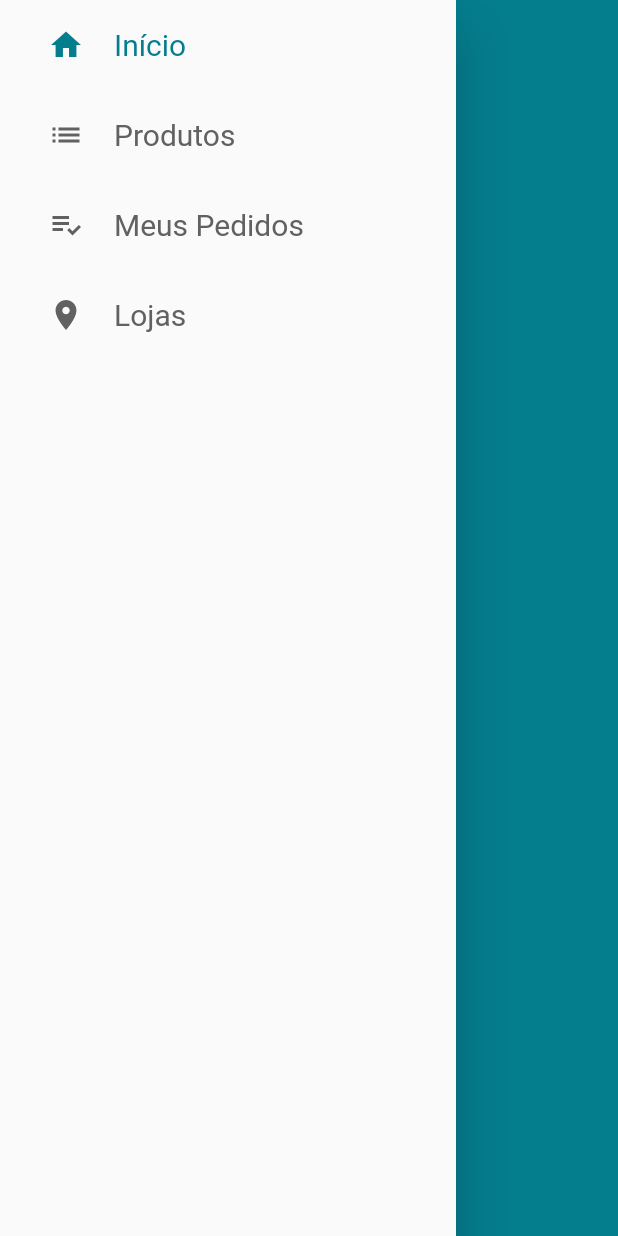
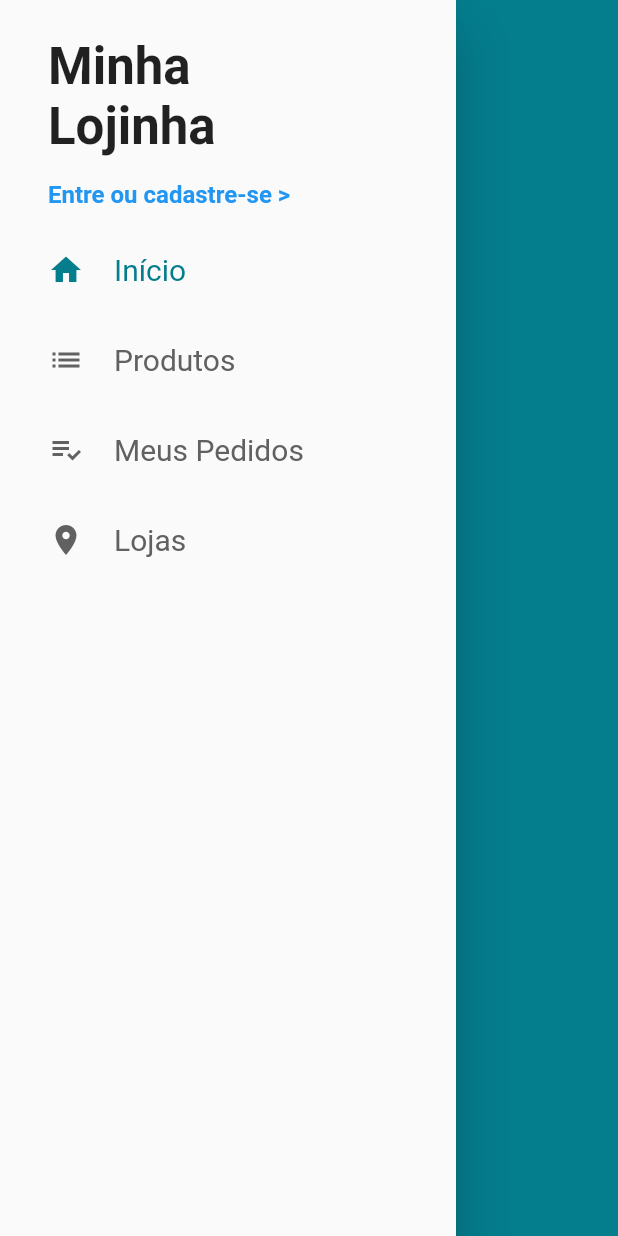
Before and after one commit to HelioVieiraSilvaJr/loja_virtual_flutter, a Flutter app: the DrawerCustom widget shown alone on an empty page, opened directly, on a phone screen of 412 x 824 dp. Run offline on Flutter 3.47's test engine with Material 2 defaults, Android fonts, the phone set to English and light mode, and no system bars; our stand-ins replace cloud_firestore, firebase_auth; accounts and stored records are empty; network calls fail.

Commit message:
added drawerHeaderCustom + modify UserManager to singleton.

```diff
--- a/lib/Commons/DrawerCustom/DrawerCustom.dart
+++ b/lib/Commons/DrawerCustom/DrawerCustom.dart
@@ -1,4 +1,5 @@
 import 'package:flutter/material.dart';
+import 'package:loja_virtual_flutter/Commons/DrawerCustom/DrawerHeaderCustom.dart';
 import 'package:loja_virtual_flutter/Commons/DrawerCustom/DrawerTile.dart';
 
 class DrawerCustom extends StatelessWidget {
@@ -7,6 +8,7 @@ class DrawerCustom extends StatelessWidget {
     return Drawer(
       child: ListView(
         children: <Widget>[
+          DrawerHeaderCustom(),
           DrawerTile(iconData: Icons.home, title: "Início", page: 0),
           DrawerTile(iconData: Icons.list, title: "Produtos", page: 1),
           DrawerTile(iconData: Icons.playlist_add_check, title: "Meus Pedidos", page: 2),
--- /dev/null
+++ b/lib/Commons/DrawerCustom/DrawerHeaderCustom.dart
@@ -0,0 +1,62 @@
+import 'package:flutter/material.dart';
+import 'package:loja_virtual_flutter/Commons/UserManager.dart';
+
+class DrawerHeaderCustom extends StatelessWidget {
+  @override
+  Widget build(BuildContext context) {
+
+    bool isLogged = UserManager.instance.isLogged();
+
+    return Container(
+      padding: EdgeInsets.fromLTRB(32, 24, 16, 8),
+      height: isLogged ? 180 : 150,
+      child: Column(
+        crossAxisAlignment: CrossAxisAlignment.start,
+//        mainAxisAlignment: MainAxisAlignment.spaceAround,
+        children: <Widget>[
+          Padding(
+            padding: const EdgeInsets.only(bottom: 8),
+            child: Text("Minha\nLojinha",
+              style: TextStyle(
+                  fontSize: 34,
+                fontWeight: FontWeight.bold
+              ),
+            ),
+          ),
+          Padding(
+            padding: const EdgeInsets.only(bottom: 8),
+            child: Visibility(
+              visible: isLogged,
+              child: Text("Olá, ${UserManager.instance.name}",
+                style: TextStyle(
+                    fontSize: 16,
+                  fontWeight: FontWeight.bold
+                ),
+              ),
+            ),
+          ),
+          GestureDetector(
+            onTap: (){
+              Navigator.pop(context);
+              if(isLogged) {
+                UserManager.instance.logout();
+              } else {
+                Navigator.of(context).pushNamed('/signin');
+              }
+            },
+            child: Text(
+                isLogged
+                    ? "sair"
+                    : "Entre ou cadastre-se >",
+              style: TextStyle(
+                fontSize: 16,
+                fontWeight: FontWeight.bold,
+                color: Colors.blue
+              ),
+            ),
+          )
+        ],
+      )
+    );
+  }
+}
--- a/lib/Commons/UserManager.dart
+++ b/lib/Commons/UserManager.dart
@@ -1,57 +1,31 @@
-import 'package:cloud_firestore/cloud_firestore.dart';
 import 'package:firebase_auth/firebase_auth.dart';
-import 'package:flutter/services.dart';
-import 'package:loja_virtual_flutter/Commons/Helpers/FirebaseErrors.dart';
+
 import 'Model/User.dart';
 
 class UserManager {
 
-  UserManager() {
-    _loadCurrentUser();
+  UserManager._privateConstructor();
+
+  static final UserManager instance = UserManager._privateConstructor();
+
+  String uid;
+  String name;
+  String email;
+
+  bool isLogged() {
+    return uid != null;
   }
 
-  final _auth = FirebaseAuth.instance;
-  final _db = Firestore.instance;
-
-  User user;
-
-  Future<void> singIn({User user, Function onSuccess, Function onFail}) async {
-    try {
-    final AuthResult result = await _auth.signInWithEmailAndPassword(
-        email: user.email,
-        password: user.password
-    );
-    await _loadCurrentUser(firebaseUser: result.user);
-    onSuccess();
-
-    } on PlatformException catch(e) {
-      onFail(getErrorString(e.code));
-    }
+  void initUser(User user) {
+    uid = user.id;
+    name = user.name;
+    email = user.email;
   }
 
-  Future<void> signUp({User user, Function onSuccess, Function onFail}) async {
-    try{
-      final AuthResult result = await _auth.createUserWithEmailAndPassword(
-          email: user.email,
-          password: user.password
-      );
-      user.id = result.user.uid;
-      this.user = user;
-      ///Salvando dados do usuário no Database.
-      await _db.document('users/${user.id}').setData(user.toMap());
-
-      onSuccess();
-
-    } on PlatformException catch(e){
-      onFail(getErrorString(e.code));
-    }
-  }
-
-  Future<void> _loadCurrentUser({FirebaseUser firebaseUser}) async {
-    final FirebaseUser currentUser = firebaseUser ?? await _auth.currentUser();
-    if(currentUser != null) {
-      final DocumentSnapshot docUser = await _db.document('users/${currentUser.uid}').get();
-      user = User.fromDocument(docUser);
-    }
+  void logout() {
+    FirebaseAuth.instance.signOut();
+    uid = null;
+    name = null;
+    email = null;
   }
 }
--- a/lib/Screens/BaseScreens.dart
+++ b/lib/Screens/BaseScreens.dart
@@ -1,7 +1,7 @@
 import 'package:flutter/material.dart';
 import 'package:loja_virtual_flutter/Commons/DrawerCustom/DrawerCustom.dart';
-import 'package:loja_virtual_flutter/Screens/Login/LoginScreen.dart';
 import 'package:loja_virtual_flutter/Screens/PageManager.dart';
+import 'package:loja_virtual_flutter/Screens/SignIn/SignInScreen.dart';
 import 'package:provider/provider.dart';
 
 class BaseScreens extends StatefulWidget {
@@ -21,7 +21,6 @@ class _BaseScreensState extends State<BaseScreens> {
         controller: pageController,
         physics: const NeverScrollableScrollPhysics(),
         children: <Widget>[
-          LoginScreen(),
           Scaffold(
             drawer: DrawerCustom(),
             appBar: AppBar(
```
Also changed, not shown: lib/Screens/SignIn/SignInScreen.dart (renamed from lib/Screens/Login/LoginScreen.dart, +12 -12 lines), lib/Screens/SignIn/SignInViewModel.dart (added, +42 -0 lines), lib/Screens/SignUp/SignUpScreen.dart (+4 -7 lines), lib/Screens/SignUp/SignUpViewModel.dart (added, +31 -0 lines), lib/main.dart (+8 -7 lines).
